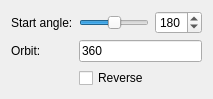
Qt form Plugins/org.mitk.gui.qt.moviemaker/src/internal/QmitkOrbitAnimationWidget.ui (MITK/MITK) before a commit.
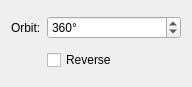
The same form after that commit.

Commit message: Simplified orbit animation

```diff
--- a/Plugins/org.mitk.gui.qt.moviemaker/src/internal/QmitkOrbitAnimationWidget.ui
+++ b/Plugins/org.mitk.gui.qt.moviemaker/src/internal/QmitkOrbitAnimationWidget.ui
@@ -15,51 +15,6 @@
   </property>
   <layout class="QGridLayout" name="gridLayout">
    <item row="0" column="0">
-    <widget class="QLabel" name="startAngleLabel">
-     <property name="sizePolicy">
-      <sizepolicy hsizetype="Maximum" vsizetype="Preferred">
-       <horstretch>0</horstretch>
-       <verstretch>0</verstretch>
-      </sizepolicy>
-     </property>
-     <property name="text">
-      <string>Start angle:</string>
-     </property>
-     <property name="buddy">
-      <cstring>startAngleSlider</cstring>
-     </property>
-    </widget>
-   </item>
-   <item row="0" column="1">
-    <widget class="QSlider" name="startAngleSlider">
-     <property name="maximum">
-      <number>360</number>
-     </property>
-     <property name="value">
-      <number>180</number>
-     </property>
-     <property name="orientation">
-      <enum>Qt::Horizontal</enum>
-     </property>
-    </widget>
-   </item>
-   <item row="0" column="2">
-    <widget class="QSpinBox" name="startAngleSpinBox">
-     <property name="sizePolicy">
-      <sizepolicy hsizetype="Maximum" vsizetype="Fixed">
-       <horstretch>0</horstretch>
-       <verstretch>0</verstretch>
-      </sizepolicy>
-     </property>
-     <property name="maximum">
-      <number>360</number>
-     </property>
-     <property name="value">
-      <number>180</number>
-     </property>
-    </widget>
-   </item>
-   <item row="1" column="0">
     <widget class="QLabel" name="orbitLabel">
      <property name="sizePolicy">
       <sizepolicy hsizetype="Maximum" vsizetype="Preferred">
@@ -75,14 +30,26 @@
      </property>
     </widget>
    </item>
-   <item row="1" column="1" colspan="2">
-    <widget class="QLineEdit" name="orbitLineEdit">
-     <property name="text">
-      <string>360</string>
+   <item row="0" column="1">
+    <widget class="QSpinBox" name="orbitSpinBox">
+     <property name="sizePolicy">
+      <sizepolicy hsizetype="Expanding" vsizetype="Fixed">
+       <horstretch>0</horstretch>
+       <verstretch>0</verstretch>
+      </sizepolicy>
      </property>
+     <property name="suffix">
+      <string>°</string>
+     </property>
+     <property name="maximum">
+      <number>36000</number>
+     </property>
+     <property name="value">
+      <number>360</number>
+     </property>
     </widget>
    </item>
-   <item row="2" column="1">
+   <item row="1" column="1">
     <widget class="QCheckBox" name="reverseCheckBox">
      <property name="sizePolicy">
       <sizepolicy hsizetype="Maximum" vsizetype="Fixed">
```
Left out of the diff: 5 changed lines with no effect on the pictures. The commit also changes 7 other files.
